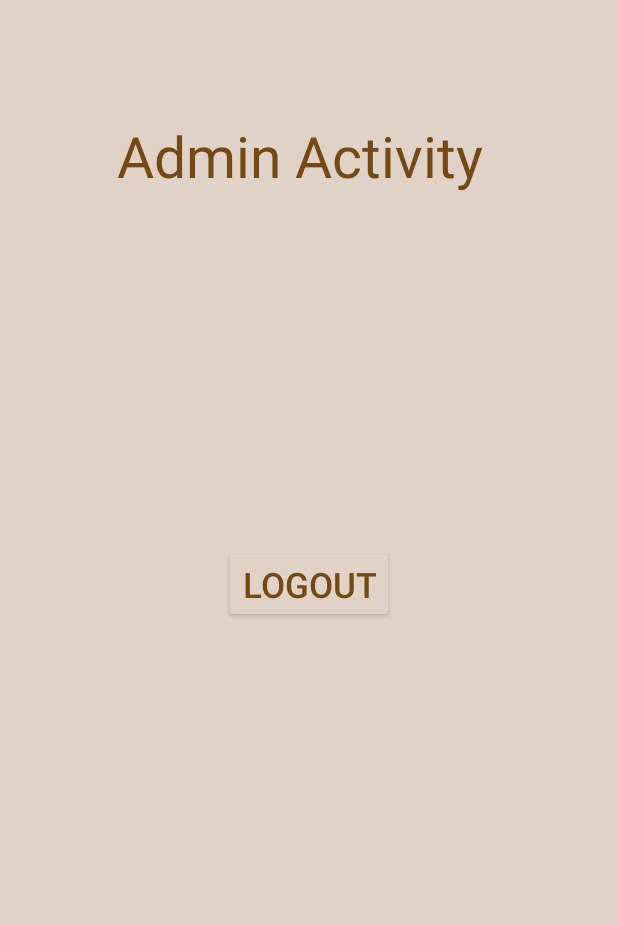
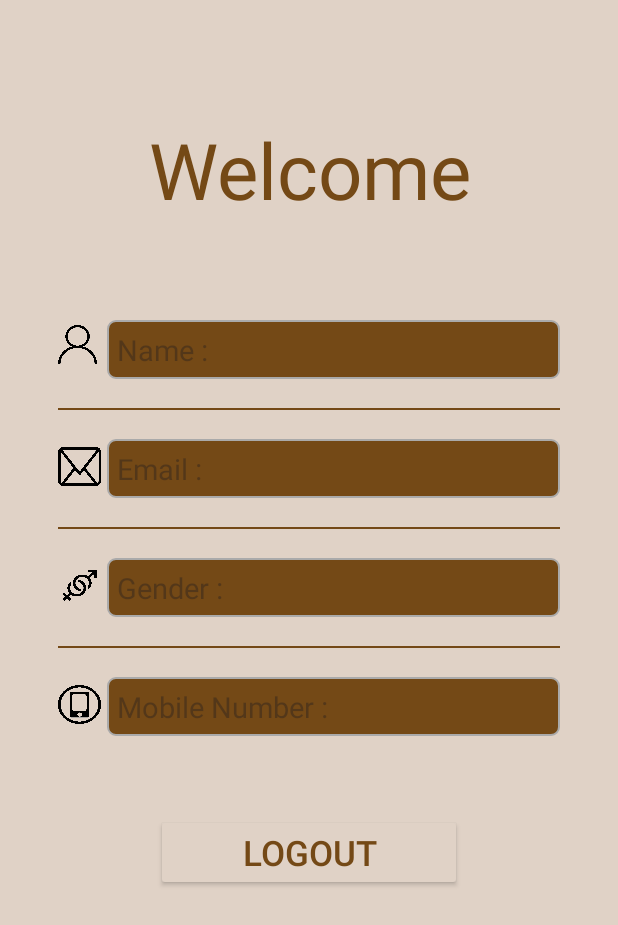
Before and after one commit to DevRaval2604/Citizen-Care, an Android app: the Admin screen opened directly, with no data from a screen before it, on a phone screen of 412 x 824 dp. Shown: the top 925 px of the screen. Run offline under Robolectric (Android 15) with nearby library versions, the phone set to English and light mode, and no system bars; our stand-ins replace Firebase (no records; nobody signed in at launch, a user with empty details on screens opened directly), sdp/ssp sizes.

```diff
--- a/app/src/main/java/com/example/citizencare/Admin.java
+++ b/app/src/main/java/com/example/citizencare/Admin.java
@@ -1,21 +1,91 @@
 package com.example.citizencare;
 
+import androidx.annotation.NonNull;
 import androidx.appcompat.app.AppCompatActivity;
 
 import android.content.Intent;
 import android.os.Bundle;
+import android.view.View;
 import android.widget.Button;
+import android.widget.ProgressBar;
+import android.widget.TextView;
+import android.widget.Toast;
+
+import com.google.firebase.auth.FirebaseAuth;
+import com.google.firebase.auth.FirebaseUser;
+import com.google.firebase.database.DataSnapshot;
+import com.google.firebase.database.DatabaseError;
+import com.google.firebase.database.DatabaseReference;
+import com.google.firebase.database.FirebaseDatabase;
+import com.google.firebase.database.ValueEventListener;
 
 public class Admin extends AppCompatActivity {
 
+    private TextView textViewAdminHead, textViewFullName, textViewEmail, textViewGender, textViewMobile;
+    private ProgressBar progressBar;
+    private String firstName, middleName, lastName, email, gender, mobile;
+    private FirebaseAuth authProfile;
     @Override
     protected void onCreate(Bundle savedInstanceState) {
         super.onCreate(savedInstanceState);
         setContentView(R.layout.activity_admin);
-        Button btnlogout=findViewById(R.id.logout1);
-        btnlogout.setOnClickListener(view -> {
+        //logout btn
+        Button btnLogout=findViewById(R.id.logout1);
+        btnLogout.setOnClickListener(view -> {
             Intent intent=new Intent(Admin.this, MainActivity.class);
             startActivity(intent);
         });
+
+        textViewAdminHead = findViewById(R.id.textview_admin_head);
+        textViewFullName = findViewById(R.id.textview_show_full_name);
+        textViewEmail = findViewById(R.id.textview_show_email);
+        textViewGender = findViewById(R.id.textview_show_gender);
+        textViewMobile = findViewById(R.id.textview_show_mobile);
+        progressBar = findViewById(R.id.progressBar);
+
+        authProfile = FirebaseAuth.getInstance();
+        FirebaseUser firebaseUser = authProfile.getCurrentUser();
+
+        if(firebaseUser == null) {
+            Toast.makeText(Admin.this, "Something went wrong! User details are not available.", Toast.LENGTH_LONG).show();
+        } else {
+            progressBar.setVisibility(View.VISIBLE);
+            showUserProfile(firebaseUser);
+        }
+
+    }
+
+    private void showUserProfile(FirebaseUser firebaseUser) {
+        String userID = firebaseUser.getUid();
+
+        //extract data from database
+        DatabaseReference referenceProfile = FirebaseDatabase.getInstance().getReference("Users");
+        referenceProfile.child(userID).addListenerForSingleValueEvent(new ValueEventListener() {
+            @Override
+            public void onDataChange(@NonNull DataSnapshot snapshot) {
+                ReadWriteCitizenDetails readUserDetails = snapshot.getValue(ReadWriteCitizenDetails.class);
+                if (readUserDetails != null) {
+                    firstName = readUserDetails.FirstName;
+                    middleName = readUserDetails.MiddleName;
+                    lastName = readUserDetails.LastName;
+                    email = readUserDetails.Email;
+                    gender = readUserDetails.Gender;
+                    mobile = readUserDetails.MobileNumber;
+
+                    textViewAdminHead.setText("Welcome " + firstName + "!");
+                    textViewFullName.setText(firstName + " " + middleName + " " + lastName);
+                    textViewEmail.setText(email);
+                    textViewGender.setText(gender);
+                    textViewMobile.setText(mobile);
+                }
+                progressBar.setVisibility(View.GONE);
+            }
+
+            @Override
+            public void onCancelled(@NonNull DatabaseError error) {
+                Toast.makeText(Admin.this, "Something went wrong!", Toast.LENGTH_LONG).show();
+                progressBar.setVisibility(View.GONE);
+            }
+        });
     }
 }
--- a/app/src/main/java/com/example/citizencare/ReadWriteCitizenDetails.java
+++ b/app/src/main/java/com/example/citizencare/ReadWriteCitizenDetails.java
@@ -4,6 +4,10 @@ package com.example.citizencare;
 
 public class ReadWriteCitizenDetails {
         public String FirstName,MiddleName,LastName,Email,Gender,MobileNumber,Password,Role;
+
+        //Constructor
+        public ReadWriteCitizenDetails(){}
+
         public ReadWriteCitizenDetails(String textFirstName,String textMiddleName,String textLastName,String textEmail,String textGender,String textMobile,String Password,String Role){
             this.FirstName=textFirstName;
             this.MiddleName=textMiddleName;
--- a/app/src/main/res/layout/activity_admin.xml
+++ b/app/src/main/res/layout/activity_admin.xml
@@ -14,27 +14,155 @@
         android:background="@color/background"
         android:padding="@dimen/_15sdp">
         <TextView
+            android:layout_width="match_parent"
+            android:layout_height="wrap_content"
+            android:id="@+id/textview_admin_head"
+            android:layout_marginTop="@dimen/_30sdp"
+            android:text="Welcome"
+            android:textAlignment="center"
+            android:textColor="@color/text"
+            android:textSize="@dimen/_40sdp"/>
+
+        <!-- name -->
+        <ImageView
+            android:layout_width="@dimen/_20sdp"
+            android:layout_height="@dimen/_20sdp"
+            android:id="@+id/ic_name"
+            android:background="@drawable/ic_name"
+            android:layout_marginTop="@dimen/_53sdp"
+            android:layout_below="@id/textview_admin_head"/>
+
+        <TextView
+            android:id="@+id/textview_show_full_name"
+            android:layout_width="match_parent"
+            android:layout_height="wrap_content"
+            android:layout_below="@id/textview_admin_head"
+            android:layout_alignStart="@id/ic_name"
+            android:layout_marginStart="@dimen/_25sdp"
+            android:layout_marginTop="@dimen/_50sdp"
+            android:background="@drawable/border"
+            android:hint="Name : "
+            android:padding="@dimen/_5sdp"
+            android:textColor="@color/background"
+            android:textSize="@dimen/_15sdp" />
+
+        <View
+            android:layout_width="match_parent"
+            android:layout_height="@dimen/_1sdp"
+            android:layout_marginTop="@dimen/_15sdp"
+            android:layout_below="@id/textview_show_full_name"
+            android:background="@color/text"
+            android:id="@+id/divider_name"/>
+
+        <!-- email-->
+        <ImageView
+            android:layout_width="@dimen/_22sdp"
+            android:layout_height="@dimen/_20sdp"
+            android:id="@+id/ic_email"
+            android:background="@drawable/ic_email"
+            android:layout_marginTop="@dimen/_35sdp"
+            android:layout_below="@id/textview_show_full_name"/>
+
+        <TextView
+            android:layout_width="match_parent"
+            android:layout_height="wrap_content"
+            android:id="@+id/textview_show_email"
+            android:layout_below="@id/divider_name"
+
+            android:layout_marginStart="@dimen/_25sdp"
+            android:layout_marginTop="@dimen/_15sdp"
+            android:padding="@dimen/_5sdp"
+            android:hint="Email : "
+            android:background="@drawable/border"
+            android:textSize="@dimen/_15sdp"
+            android:textColor="@color/background" />
+
+        <View
+            android:layout_width="match_parent"
+            android:layout_height="@dimen/_1sdp"
+            android:layout_marginTop="@dimen/_15sdp"
+            android:layout_below="@id/textview_show_email"
+            android:background="@color/text"
+            android:id="@+id/divider_email"/>
+
+        <!-- gender -->
+        <ImageView
+            android:layout_width="@dimen/_22sdp"
+            android:layout_height="@dimen/_20sdp"
+            android:id="@+id/ic_gender"
+            android:background="@drawable/ic_gender"
+            android:layout_marginTop="@dimen/_35sdp"
+            android:layout_below="@id/textview_show_email"/>
+
+
+        <TextView
+            android:layout_width="match_parent"
+            android:layout_height="wrap_content"
+            android:id="@+id/textview_show_gender"
+            android:layout_below="@id/divider_email"
+            android:layout_marginStart="@dimen/_25sdp"
+            android:layout_marginTop="@dimen/_15sdp"
+            android:padding="@dimen/_5sdp"
+            android:hint="Gender : "
+            android:background="@drawable/border"
+            android:textSize="@dimen/_15sdp"
+            android:textColor="@color/background" />
+
+        <View
+            android:layout_width="match_parent"
+            android:layout_height="@dimen/_1sdp"
+            android:layout_marginTop="@dimen/_15sdp"
+            android:layout_below="@id/textview_show_gender"
+            android:background="@color/text"
+            android:id="@+id/divider_gender"/>
+
+        <!-- mobile number -->
+        <ImageView
+            android:layout_width="@dimen/_22sdp"
+            android:layout_height="@dimen/_20sdp"
+            android:id="@+id/ic_mobile"
+            android:background="@drawable/ic_mobile"
+            android:layout_marginTop="@dimen/_35sdp"
+            android:layout_below="@id/textview_show_gender"/>
+
+        <TextView
+            android:layout_width="match_parent"
+            android:layout_height="wrap_content"
+            android:id="@+id/textview_show_mobile"
+            android:layout_below="@id/divider_gender"
+            android:layout_marginStart="@dimen/_25sdp"
+            android:layout_marginTop="@dimen/_15sdp"
+            android:padding="@dimen/_5sdp"
+            android:hint="Mobile Number : "
+            android:background="@drawable/border"
+            android:textSize="@dimen/_15sdp"
+            android:textColor="@color/background" />
+
+
+        <ProgressBar
             android:layout_width="wrap_content"
             android:layout_height="wrap_content"
-            android:id="@+id/textview_login_head"
-            android:layout_marginTop="@dimen/_30sdp"
-            android:layout_marginStart="@dimen/_30sdp"
-            android:text="Admin Activity"
-            android:textAlignment="center"
-            android:textColor="@color/text"
-            android:textSize="@dimen/_29sdp"/>
+            android:id="@+id/progressBar"
+            style="?android:attr/progressBarStyleLarge"
+            android:layout_centerHorizontal="true"
+            android:layout_centerVertical="true"
+            android:elevation="10dp"
+            android:visibility="gone"/>
+
 
         <androidx.appcompat.widget.AppCompatButton
             android:id="@+id/logout1"
-            android:layout_width="wrap_content"
+            android:layout_width="match_parent"
             android:layout_height="wrap_content"
-            android:layout_marginStart="@dimen/_85sdp"
-            android:layout_marginTop="@dimen/_250sdp"
+            android:layout_below="@id/textview_show_mobile"
+            android:layout_marginLeft="@dimen/_50sdp"
+            android:layout_marginTop="@dimen/_40sdp"
+            android:layout_marginRight="@dimen/_50sdp"
             android:backgroundTint="@color/background"
-            android:minWidth="@dimen/_32sdp"
             android:text="@string/logout"
             android:textColor="@color/text"
             android:textSize="@dimen/_18sdp"
             tools:ignore="TextSizeCheck" />
+
     </RelativeLayout>
 </ScrollView>
```
Also changed, not shown: app/src/main/res/drawable/ic_email.png (added), app/src/main/res/drawable/ic_gender.png (added), app/src/main/res/drawable/ic_mobile.jpeg (added), app/src/main/res/drawable/ic_name.jpg (added).
